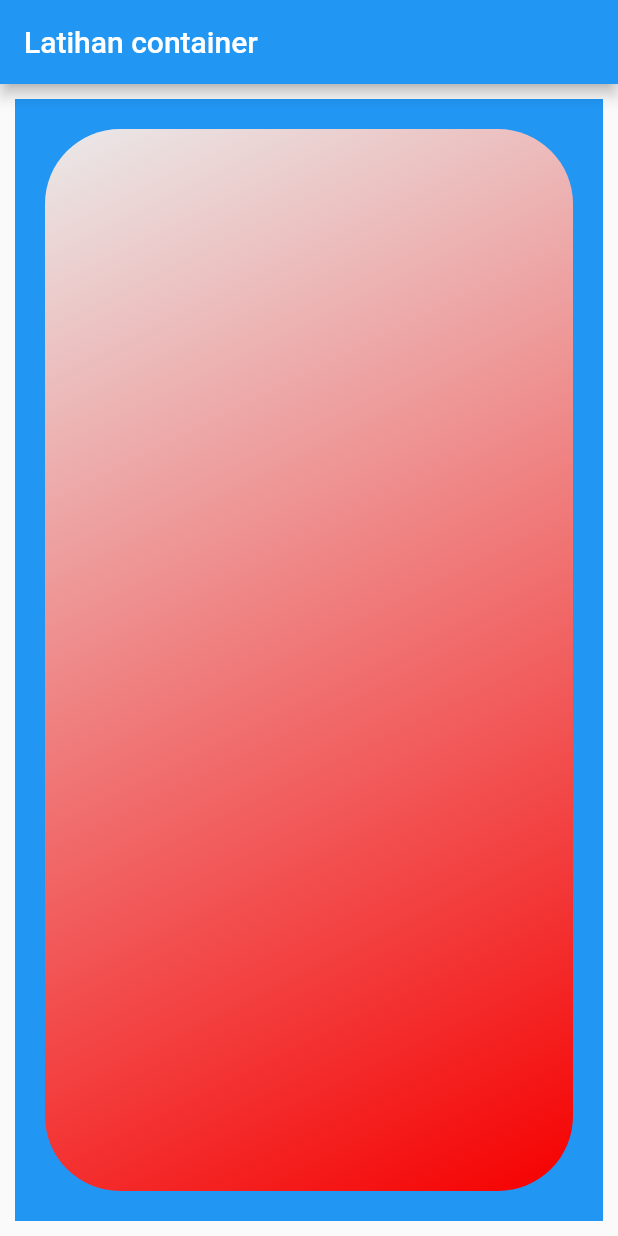
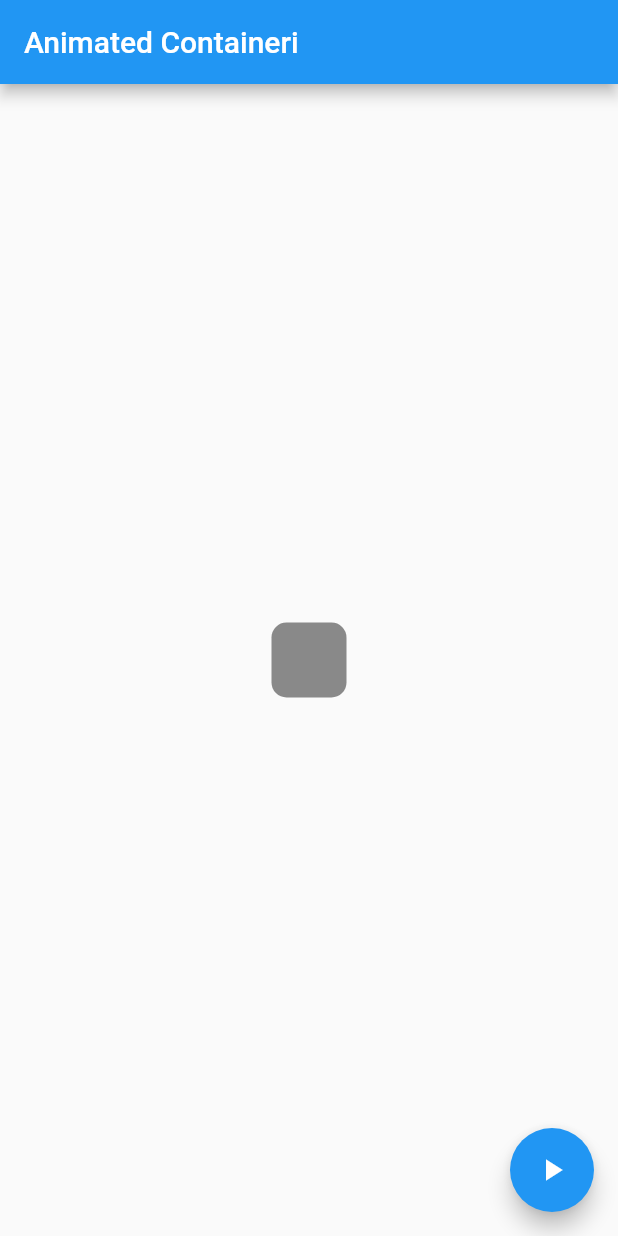
Before and after one commit to ahmadgalang/FlutterFundamentals, a Flutter app: the screen it shows after launch, on a phone screen of 412 x 824 dp. Run offline on Flutter 3.47's test engine with Material 2 defaults, Android fonts, the phone set to English and light mode, and no system bars.

Commit message:
Add file animatedContainer

```diff
--- /dev/null
+++ b/lib/animatedcontainer.dart
@@ -0,0 +1,57 @@
+import 'dart:math';
+
+import 'package:flutter/material.dart';
+
+void main() {
+  runApp(const MyAnimatedContainer());
+}
+
+class MyAnimatedContainer extends StatefulWidget {
+  const MyAnimatedContainer({super.key});
+
+  @override
+  State<MyAnimatedContainer> createState() => _MyAnimatedContainerState();
+}
+
+class _MyAnimatedContainerState extends State<MyAnimatedContainer> {
+  double _width = 50;
+  double _height = 50;
+  Color _colors = Colors.black45;
+  BorderRadiusGeometry _borderRadius = BorderRadius.circular(10);
+
+  @override
+  Widget build(BuildContext context) {
+    return MaterialApp(
+      home: Scaffold(
+        appBar: AppBar(
+          title: const Text('Animated Containeri'),
+        ),
+        body: Center(
+          child: AnimatedContainer(
+            width: _width,
+            height: _height,
+            decoration: BoxDecoration(
+              color: _colors,
+              borderRadius: _borderRadius,
+            ),
+            duration: const Duration(seconds: 1),
+            curve: Curves.fastLinearToSlowEaseIn,
+          ),
+        ),
+        floatingActionButton: FloatingActionButton(tooltip: 'klik',
+          onPressed: () {
+            setState(() {
+              final random = Random();
+
+              _width = random.nextInt(200).toDouble();
+              _height = random.nextInt(200).toDouble();
+              _colors = Color.fromRGBO(random.nextInt(200),random.nextInt(200),random.nextInt(200),1);
+              _borderRadius = BorderRadius.circular(random.nextInt(100).toDouble());
+
+            });
+          },child: const Icon(Icons.play_arrow),
+        ),
+      ),
+    );
+  }
+}
--- a/lib/methodanonymous.dart
+++ b/lib/methodanonymous.dart
@@ -32,7 +32,7 @@ class _AnonymousState extends State<Anonymous> {
                       message = "Berubah textnya"; // anonymous method
                     });
                   },
-                  child: Text('tombol'))
+                  child: const Text('tombol'))
             ],
           ),
         ),
```
Also changed, not shown: lib/listview.dart (+5 -2 lines).
